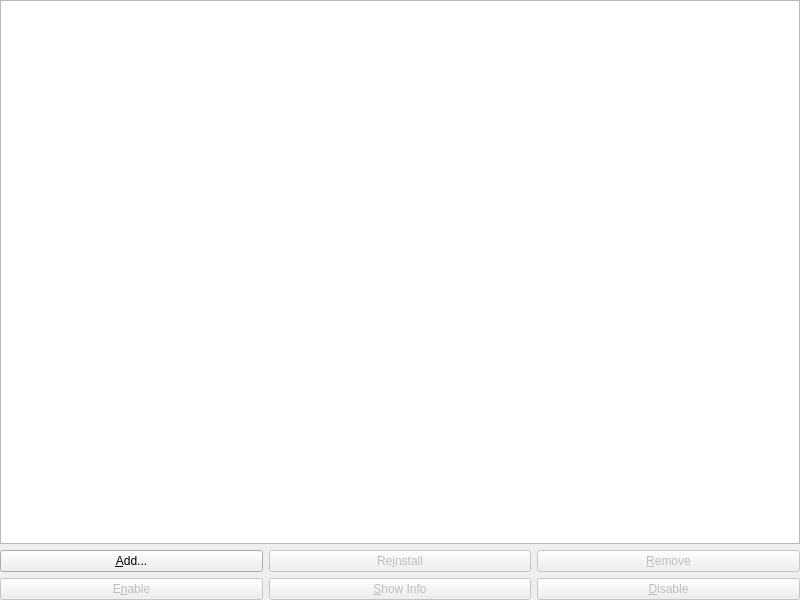
First picture: the form in smushclient-qt/cpp/ui/worlddetails/plugins.ui, repository jnbooth/smushclient, before the edit.
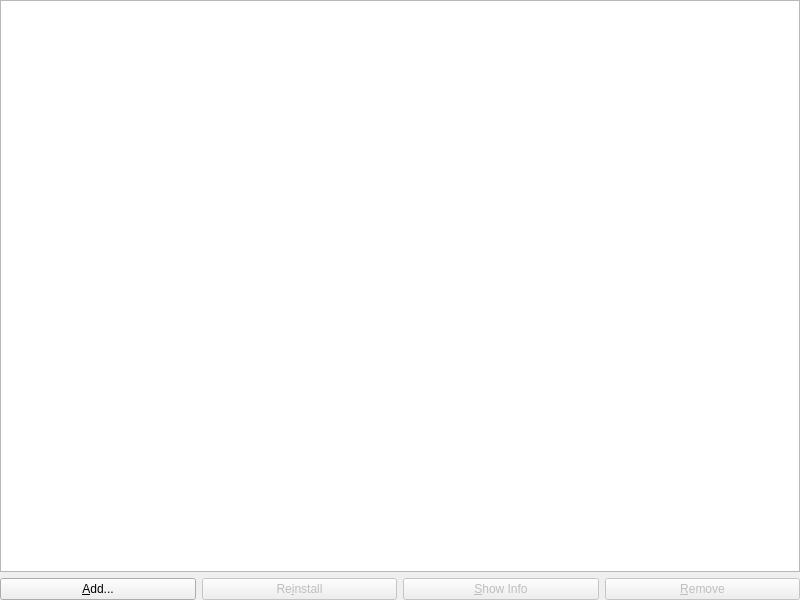
Second picture: the form after the edit.

The edit to the form file:
```diff
--- a/smushclient-qt/cpp/ui/worlddetails/plugins.ui
+++ b/smushclient-qt/cpp/ui/worlddetails/plugins.ui
@@ -46,28 +46,24 @@
      <property name="sortingEnabled">
       <bool>true</bool>
      </property>
+     <attribute name="horizontalHeaderHighlightSections">
+      <bool>false</bool>
+     </attribute>
+     <attribute name="verticalHeaderVisible">
+      <bool>false</bool>
+     </attribute>
     </widget>
    </item>
    <item>
-    <layout class="QGridLayout" name="gridLayout">
-     <item row="1" column="0">
+    <layout class="QHBoxLayout" name="horizontalLayout">
+     <item>
       <widget class="QPushButton" name="button_add">
        <property name="text">
         <string>&amp;Add...</string>
        </property>
       </widget>
      </item>
-     <item row="3" column="0">
-      <widget class="QPushButton" name="button_enable">
-       <property name="enabled">
-        <bool>false</bool>
-       </property>
-       <property name="text">
-        <string>E&amp;nable</string>
-       </property>
-      </widget>
-     </item>
-     <item row="1" column="1">
+     <item>
       <widget class="QPushButton" name="button_reinstall">
        <property name="enabled">
         <bool>false</bool>
@@ -77,7 +73,7 @@
        </property>
       </widget>
      </item>
-     <item row="3" column="1">
+     <item>
       <widget class="QPushButton" name="button_showinfo">
        <property name="enabled">
         <bool>false</bool>
@@ -87,17 +83,7 @@
        </property>
       </widget>
      </item>
-     <item row="3" column="2">
-      <widget class="QPushButton" name="button_disable">
-       <property name="enabled">
-        <bool>false</bool>
-       </property>
-       <property name="text">
-        <string>&amp;Disable</string>
-       </property>
-      </widget>
-     </item>
-     <item row="1" column="2">
+     <item>
       <widget class="QPushButton" name="button_remove">
        <property name="enabled">
         <bool>false</bool>
```
Left out of the diff: 6 changed lines with no effect on the pictures.
